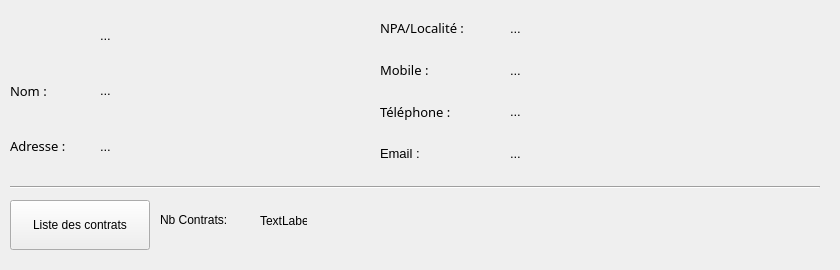
This is view/customerDetailsView.ui in GruberAdam/Sploks as Qt 5 draws it before an edit. The edited form follows.
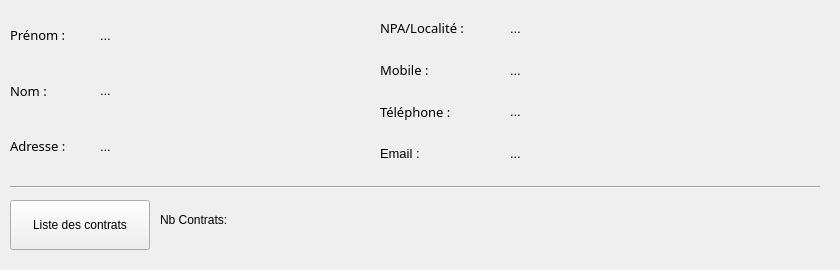
This is the edited form.

Commit message: Customer detailed view updatted

```diff
--- a/view/customerDetailsView.ui
+++ b/view/customerDetailsView.ui
@@ -19,7 +19,7 @@
      <rect>
       <x>10</x>
       <y>10</y>
-      <width>81</width>
+      <width>88</width>
       <height>161</height>
      </rect>
     </property>
@@ -43,7 +43,7 @@
        <property name="styleSheet">
         <string notr="true">font: 87 10pt &quot;Arial Black&quot;;</string>
        </property>
-       <property name="firstName">
+       <property name="text">
         <string>Prénom :</string>
        </property>
       </widget>
@@ -141,7 +141,7 @@
      <rect>
       <x>380</x>
       <y>10</y>
-      <width>121</width>
+      <width>132</width>
       <height>161</height>
      </rect>
     </property>
@@ -309,19 +309,6 @@
      <enum>Qt::Horizontal</enum>
     </property>
    </widget>
-   <widget class="QLabel" name="lbl_nbContracts">
-    <property name="geometry">
-     <rect>
-      <x>260</x>
-      <y>214</y>
-      <width>47</width>
-      <height>13</height>
-     </rect>
-    </property>
-    <property name="text">
-     <string>TextLabel</string>
-    </property>
-   </widget>
    <widget class="QLabel" name="label_5">
     <property name="geometry">
      <rect>
```
Left out of the diff: 2 changed lines with no effect on the pictures.
